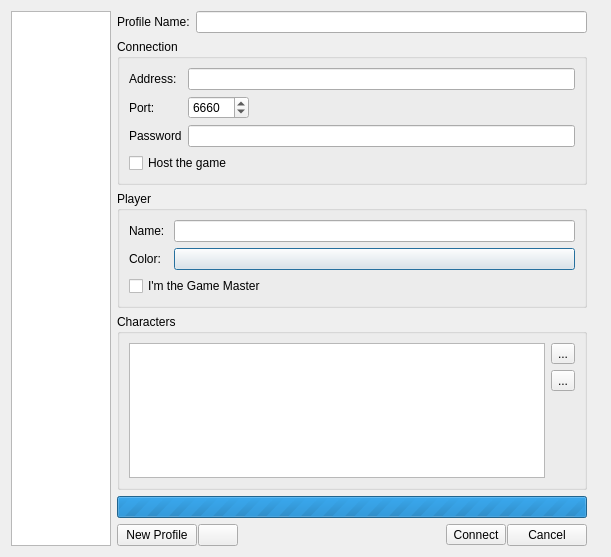
First picture: the form in core/src/network/selectconnectionprofiledialog.ui, repository Rolisteam/rolisteam, before the edit.
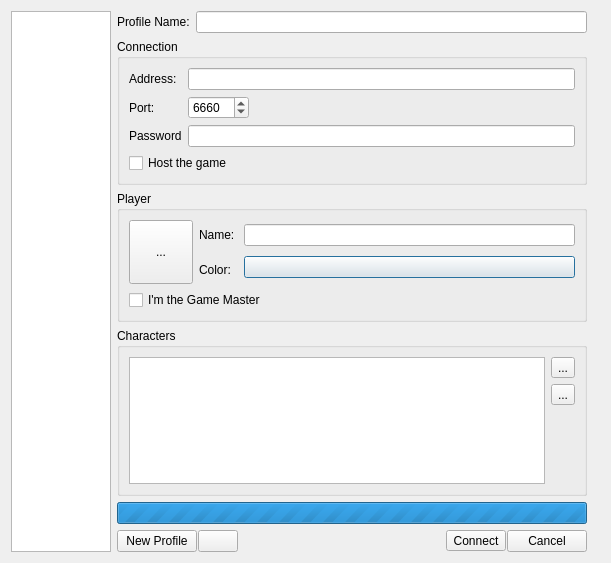
Second picture: the form after the edit. Icons and pictures are not drawn. Custom widgets are drawn as their Qt base class.

Commit message: [core] Add avatar for the player.

```diff
--- a/core/src/network/selectconnectionprofiledialog.ui
+++ b/core/src/network/selectconnectionprofiledialog.ui
@@ -7,7 +7,7 @@
     <x>0</x>
     <y>0</y>
     <width>611</width>
-    <height>557</height>
+    <height>563</height>
    </rect>
   </property>
   <property name="windowTitle">
@@ -159,6 +159,34 @@
        <layout class="QVBoxLayout" name="verticalLayout_8">
         <item>
          <layout class="QHBoxLayout" name="horizontalLayout">
+          <item>
+           <widget class="QToolButton" name="m_avatarPlayer">
+            <property name="sizePolicy">
+             <sizepolicy hsizetype="Maximum" vsizetype="Preferred">
+              <horstretch>0</horstretch>
+              <verstretch>0</verstretch>
+             </sizepolicy>
+            </property>
+            <property name="minimumSize">
+             <size>
+              <width>64</width>
+              <height>64</height>
+             </size>
+            </property>
+            <property name="text">
+             <string>...</string>
+            </property>
+            <property name="iconSize">
+             <size>
+              <width>64</width>
+              <height>64</height>
+             </size>
+            </property>
+            <property name="autoRaise">
+             <bool>false</bool>
+            </property>
+           </widget>
+          </item>
           <item>
            <layout class="QVBoxLayout" name="verticalLayout_4">
             <item>
```
Left out of the diff: 5 changed lines with no effect on the pictures. The commit also changes 2 other files.
